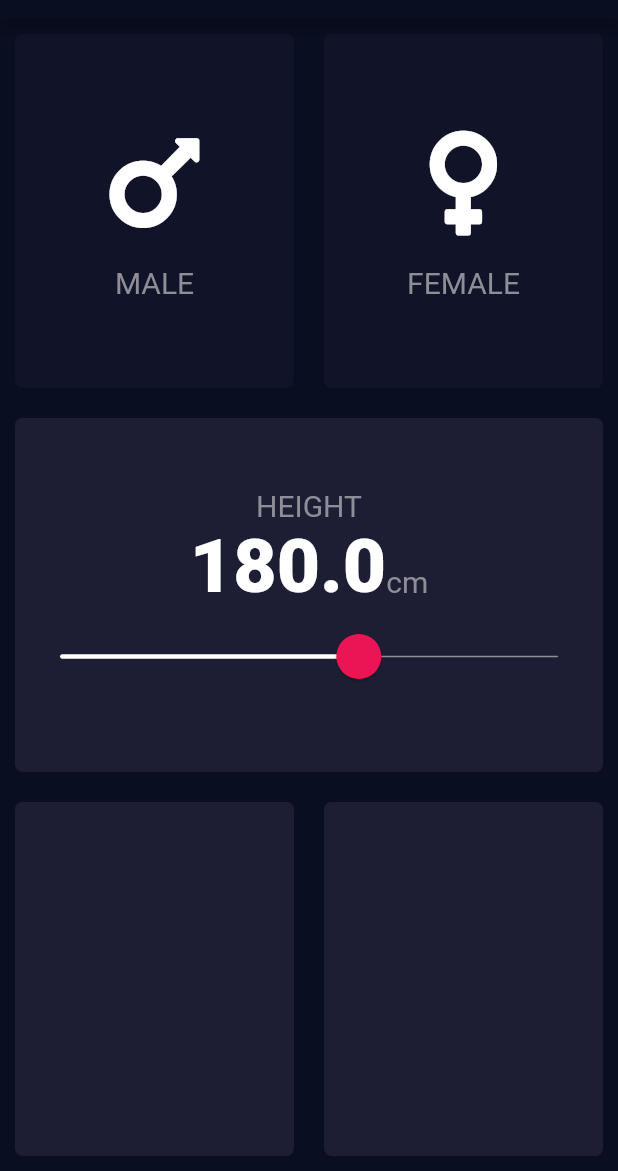
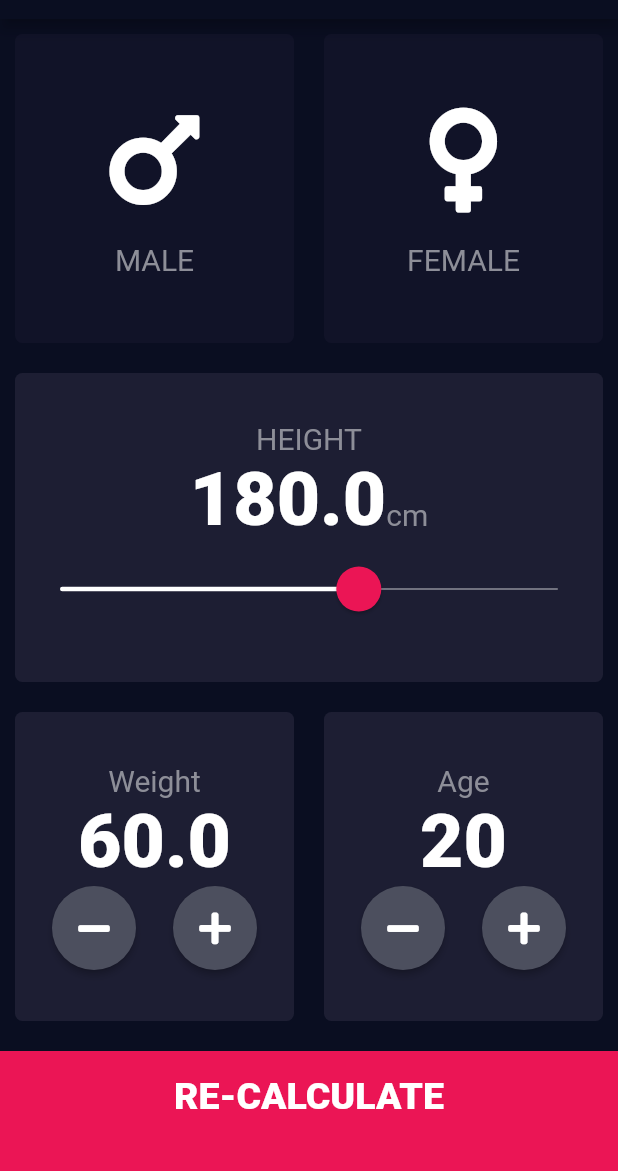
Before and after one commit to ptanlam/bmi_calculator_app, a Flutter app: the screen it shows after launch, on a phone screen of 412 x 824 dp, the part 65-1236 px from its top. Run offline on Flutter 3.47's test engine with Material 2 defaults, Android fonts, the phone set to English and light mode, and no system bars; our stand-ins replace font_awesome_flutter.

```diff
--- /dev/null
+++ b/lib/bmi_calculator.dart
@@ -0,0 +1,29 @@
+import 'dart:math';
+
+class BMICalculator {
+  final double height;
+  final double weight;
+
+  double? _bmi;
+
+  BMICalculator({required this.height, required this.weight});
+
+  String calculte() {
+    _bmi = weight / pow(height / 100, 2);
+    print(_bmi);
+    return _bmi!.toStringAsFixed(1);
+  }
+
+  String getResultText() {
+    if (_bmi! >= 25) return 'OVERWEIGHT';
+    if (_bmi! >= 18.5) return 'NORMAL';
+    return 'UNDERWEIGHT';
+  }
+
+  String getInterpretation() {
+    if (_bmi! >= 25)
+      return 'You have a higher than normal body weight. Try to exercise more.';
+    if (_bmi! >= 18.5) return 'You have normal body weight. Good job.';
+    return 'You have a lower than normal body weight. You can eat a bit more.';
+  }
+}
--- /dev/null
+++ b/lib/components/bottom_button.dart
@@ -0,0 +1,41 @@
+import 'package:flutter/material.dart';
+
+import '../constants.dart';
+
+class BottomButton extends StatelessWidget {
+  final String label;
+
+  final Function onPressed;
+
+  const BottomButton({
+    Key? key,
+    required this.label,
+    required this.onPressed,
+  }) : super(key: key);
+
+  @override
+  Widget build(BuildContext context) {
+    return GestureDetector(
+      onTap: () {
+        onPressed();
+      },
+      child: Container(
+        padding: EdgeInsets.only(
+          bottom: 20.0,
+        ),
+        child: Center(
+          child: Text(
+            label,
+            style: kLargeTextStyle,
+          ),
+        ),
+        color: kBottomContainerColor,
+        margin: EdgeInsets.only(
+          top: 10.0,
+        ),
+        width: double.infinity,
+        height: 80.0,
+      ),
+    );
+  }
+}
--- /dev/null
+++ b/lib/components/label_action_content.dart
@@ -0,0 +1,51 @@
+import 'package:bmi_calculator/components/rounded_icon.dart';
+import 'package:flutter/material.dart';
+import 'package:font_awesome_flutter/font_awesome_flutter.dart';
+
+import '../constants.dart';
+
+class LabelActionContent extends StatelessWidget {
+  final String label;
+  final String value;
+
+  final Function incrementAction;
+  final Function decrementAction;
+
+  const LabelActionContent(
+      {Key? key,
+      required this.incrementAction,
+      required this.decrementAction,
+      required this.label,
+      required this.value})
+      : super(key: key);
+
+  @override
+  Widget build(BuildContext context) {
+    return Column(
+      mainAxisAlignment: MainAxisAlignment.center,
+      children: [
+        Text(
+          label,
+          style: kLabelTextStyle,
+        ),
+        Text(
+          value,
+          style: kNumberTextStyle,
+        ),
+        Row(
+          mainAxisAlignment: MainAxisAlignment.spaceEvenly,
+          children: [
+            RoundIconButton(
+              onPressed: decrementAction,
+              icon: FontAwesomeIcons.minus,
+            ),
+            RoundIconButton(
+              onPressed: incrementAction,
+              icon: FontAwesomeIcons.plus,
+            ),
+          ],
+        ),
+      ],
+    );
+  }
+}
--- /dev/null
+++ b/lib/components/rounded_icon.dart
@@ -0,0 +1,26 @@
+import 'package:flutter/material.dart';
+
+class RoundIconButton extends StatelessWidget {
+  final IconData icon;
+
+  final Function onPressed;
+
+  const RoundIconButton({Key? key, required this.onPressed, required this.icon})
+      : super(key: key);
+
+  @override
+  Widget build(BuildContext context) {
+    return RawMaterialButton(
+      onPressed: () {
+        onPressed();
+      },
+      shape: CircleBorder(),
+      fillColor: Color(0xff4C4F5E),
+      constraints: BoxConstraints.tightFor(
+        width: 56.0,
+        height: 56.0,
+      ),
+      child: Icon(icon),
+    );
+  }
+}
--- a/lib/main.dart
+++ b/lib/main.dart
@@ -1,4 +1,4 @@
-import 'package:bmi_calculator/pages/input_page.dart';
+import 'package:bmi_calculator/screens/input_screen.dart';
 import 'package:flutter/material.dart';
 
 void main() {
@@ -13,7 +13,7 @@ class App extends StatelessWidget {
         primaryColor: Color(0xFF0A0E21),
         scaffoldBackgroundColor: Color(0xFF0A0E21),
       ),
-      home: InputPage(),
+      home: InputScreen(),
     );
   }
 }
--- /dev/null
+++ b/lib/operator.dart
@@ -0,0 +1,4 @@
+enum Operator {
+  Plus,
+  Minus,
+}
--- a/lib/pages/input_page.dart
+++ b/lib/screens/input_screen.dart
@@ -1,21 +1,28 @@
+import 'package:bmi_calculator/bmi_calculator.dart';
 import 'package:bmi_calculator/components/app_card.dart';
+import 'package:bmi_calculator/components/bottom_button.dart';
 import 'package:bmi_calculator/components/icon_content.dart';
+import 'package:bmi_calculator/components/label_action_content.dart';
 import 'package:bmi_calculator/gender.dart';
+import 'package:bmi_calculator/operator.dart';
+import 'package:bmi_calculator/screens/result_screen.dart';
 import 'package:flutter/material.dart';
 import 'package:font_awesome_flutter/font_awesome_flutter.dart';
 
 import '../constants.dart';
 
-class InputPage extends StatefulWidget {
-  InputPage({Key? key}) : super(key: key);
+class InputScreen extends StatefulWidget {
+  InputScreen({Key? key}) : super(key: key);
 
   @override
-  _InputPageState createState() => _InputPageState();
+  _InputScreenState createState() => _InputScreenState();
 }
 
-class _InputPageState extends State<InputPage> {
+class _InputScreenState extends State<InputScreen> {
   Gender? selectedGender;
   double height = 180.0;
+  double weight = 60.0;
+  int age = 20;
 
   Color toggleMaleCardColor() {
     return selectedGender == Gender.Male
@@ -27,6 +34,36 @@ class _InputPageState extends State<InputPage> {
     return selectedGender == Gender.Female
         ? kActiveCardColor
         : kInactiveCardColor;
+  }
+
+  void manipulateWeight(Operator operator) {
+    switch (operator) {
+      case Operator.Plus:
+        setState(() {
+          weight++;
+        });
+        break;
+      case Operator.Minus:
+        setState(() {
+          weight--;
+        });
+        break;
+    }
+  }
+
+  void manipulateAge(Operator operator) {
+    switch (operator) {
+      case Operator.Plus:
+        setState(() {
+          age++;
+        });
+        break;
+      case Operator.Minus:
+        setState(() {
+          age--;
+        });
+        break;
+    }
   }
 
   @override
@@ -134,15 +171,55 @@ class _InputPageState extends State<InputPage> {
                 Expanded(
                   child: AppCard(
                     color: Color(0xFF1D1E33),
+                    child: LabelActionContent(
+                      label: 'Weight',
+                      value: '$weight',
+                      incrementAction: () {
+                        manipulateWeight(Operator.Plus);
+                      },
+                      decrementAction: () {
+                        manipulateWeight(Operator.Minus);
+                      },
+                    ),
                   ),
                 ),
                 Expanded(
                   child: AppCard(
                     color: Color(0xFF1D1E33),
+                    child: LabelActionContent(
+                      label: 'Age',
+                      value: '$age',
+                      incrementAction: () {
+                        manipulateAge(Operator.Plus);
+                      },
+                      decrementAction: () {
+                        manipulateAge(Operator.Minus);
+                      },
+                    ),
                   ),
                 ),
               ],
             ),
+          ),
+          BottomButton(
+            label: 'RE-CALCULATE',
+            onPressed: () {
+              var bmiCalculator = BMICalculator(
+                height: height,
+                weight: weight,
+              );
+
+              Navigator.push(
+                context,
+                MaterialPageRoute(
+                  builder: (context) => ResultScreen(
+                    bmiResult: bmiCalculator.calculte(),
+                    resultText: bmiCalculator.getResultText(),
+                    interpretation: bmiCalculator.getInterpretation(),
+                  ),
+                ),
+              );
+            },
           ),
         ],
       ),
```
Also changed, not shown: lib/constants.dart (+25 -0 lines), lib/screens/result_screen.dart (added, +76 -0 lines).
